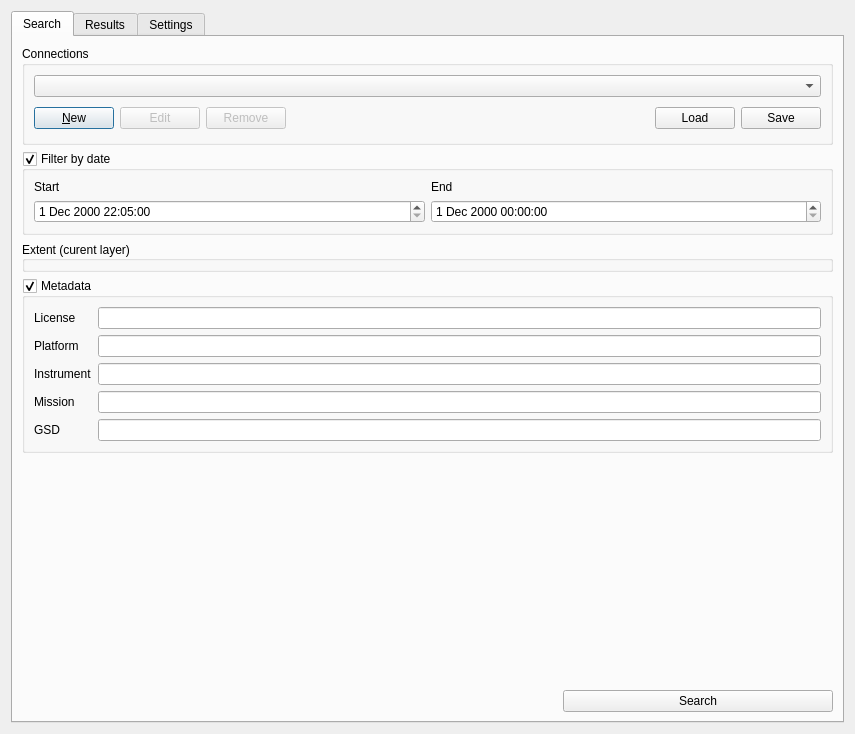
Old version of the form src/qgis_stac/ui/qgis_stac_widget.ui in the repository stac-utils/qgis-stac-plugin.
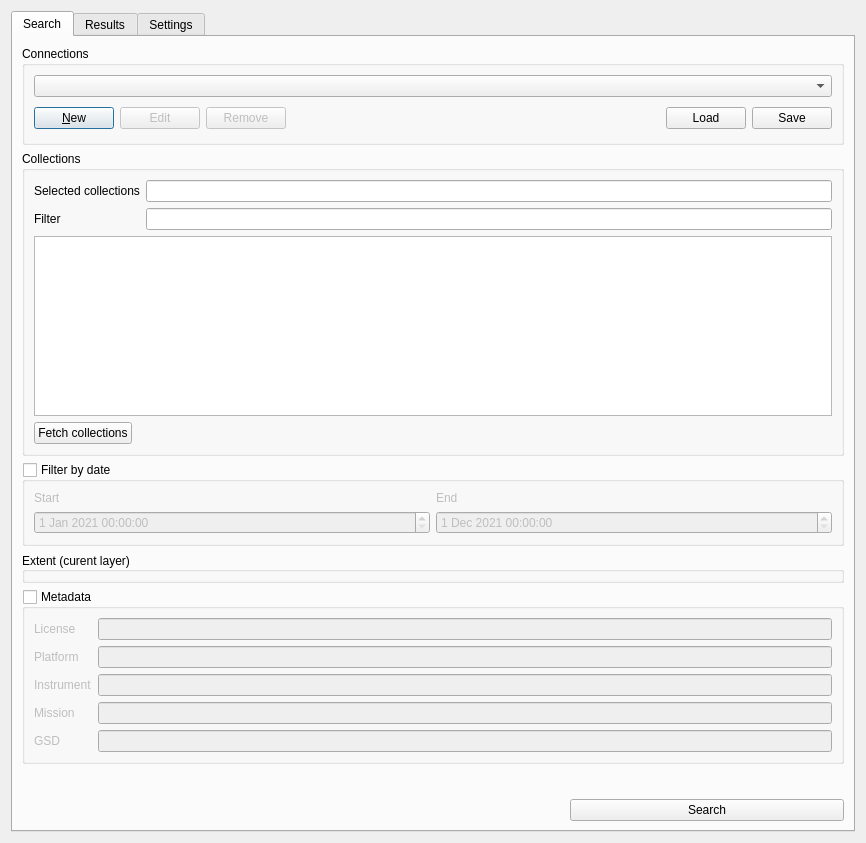
New version of the form. The open tabs and pages were chosen to show the change. Custom widgets are drawn as their Qt base class.

Commit message: now using QTreeView instead of QTreeWidget to load collections and STAC items

What changed in the file:
```diff
--- a/src/qgis_stac/ui/qgis_stac_widget.ui
+++ b/src/qgis_stac/ui/qgis_stac_widget.ui
@@ -6,8 +6,8 @@
    <rect>
     <x>0</x>
     <y>0</y>
-    <width>855</width>
-    <height>734</height>
+    <width>866</width>
+    <height>843</height>
    </rect>
   </property>
   <property name="font">
@@ -130,6 +130,92 @@
          </layout>
         </widget>
        </item>
+       <item>
+        <widget class="QgsCollapsibleGroupBox" name="collections_group_box">
+         <property name="title">
+          <string>Collections</string>
+         </property>
+         <property name="collapsed">
+          <bool>false</bool>
+         </property>
+         <layout class="QVBoxLayout" name="verticalLayout_10">
+          <item>
+           <layout class="QGridLayout" name="gridLayout_4">
+            <item row="0" column="1">
+             <widget class="QLineEdit" name="selected_collections"/>
+            </item>
+            <item row="0" column="0">
+             <widget class="QLabel" name="label">
+              <property name="text">
+               <string>Selected collections</string>
+              </property>
+             </widget>
+            </item>
+            <item row="4" column="0">
+             <widget class="QLabel" name="label_2">
+              <property name="text">
+               <string>Filter </string>
+              </property>
+             </widget>
+            </item>
+            <item row="4" column="1">
+             <widget class="QLineEdit" name="filter_text"/>
+            </item>
+           </layout>
+          </item>
+          <item>
+           <layout class="QVBoxLayout" name="verticalLayout_5">
+            <item>
+             <widget class="QTreeView" name="collections_tree">
+              <property name="editTriggers">
+               <set>QAbstractItemView::NoEditTriggers</set>
+              </property>
+              <property name="selectionMode">
+               <enum>QAbstractItemView::MultiSelection</enum>
+              </property>
+              <property name="indentation">
+               <number>5</number>
+              </property>
+              <property name="sortingEnabled">
+               <bool>true</bool>
+              </property>
+              <property name="allColumnsShowFocus">
+               <bool>true</bool>
+              </property>
+              <property name="wordWrap">
+               <bool>true</bool>
+              </property>
+             </widget>
+            </item>
+           </layout>
+          </item>
+          <item>
+           <layout class="QHBoxLayout" name="horizontalLayout_3">
+            <item>
+             <widget class="QPushButton" name="fetch_collections_btn">
+              <property name="text">
+               <string>Fetch collections</string>
+              </property>
+             </widget>
+            </item>
+            <item>
+             <spacer name="horizontalSpacer_5">
+              <property name="orientation">
+               <enum>Qt::Horizontal</enum>
+              </property>
+              <property name="sizeHint" stdset="0">
+               <size>
+                <width>40</width>
+                <height>20</height>
+               </size>
+              </property>
+             </spacer>
+            </item>
+           </layout>
+          </item>
+         </layout>
+        </widget>
+       </item>
        <item>
         <widget class="QgsCollapsibleGroupBox" name="date_filter_group">
          <property name="title">
@@ -138,6 +224,9 @@
          <property name="checkable">
           <bool>true</bool>
          </property>
+         <property name="checked">
+          <bool>false</bool>
+         </property>
          <property name="collapsed">
           <bool>false</bool>
          </property>
@@ -156,31 +245,41 @@
             </property>
            </widget>
           </item>
-          <item row="1" column="0">
-           <widget class="QgsDateTimeEdit" name="start_dte">
-            <property name="dateTime">
-             <datetime>
-              <hour>22</hour>
-              <minute>5</minute>
-              <second>0</second>
-              <year>2000</year>
-              <month>12</month>
-              <day>1</day>
-             </datetime>
-            </property>
-           </widget>
-          </item>
           <item row="1" column="1">
            <widget class="QgsDateTimeEdit" name="end_dte">
+            <property name="dateTime">
+             <datetime>
+              <hour>0</hour>
+              <minute>0</minute>
+              <second>0</second>
+              <year>2021</year>
+              <month>12</month>
+              <day>1</day>
+             </datetime>
+            </property>
             <property name="date">
              <date>
-              <year>2000</year>
+              <year>2021</year>
               <month>12</month>
               <day>1</day>
              </date>
             </property>
            </widget>
           </item>
+          <item row="1" column="0">
+           <widget class="QgsDateTimeEdit" name="start_dte">
+            <property name="dateTime">
+             <datetime>
+              <hour>0</hour>
+              <minute>0</minute>
+              <second>0</second>
+              <year>2021</year>
+              <month>1</month>
+              <day>1</day>
+             </datetime>
+            </property>
+           </widget>
+          </item>
          </layout>
         </widget>
        </item>
@@ -205,7 +304,10 @@
           <set>Qt::AlignLeading|Qt::AlignLeft|Qt::AlignVCenter</set>
          </property>
          <property name="flat">
-          <bool>false</bool>
+          <bool>true</bool>
+         </property>
+         <property name="collapsed">
+          <bool>true</bool>
          </property>
         </widget>
        </item>
@@ -217,7 +319,7 @@
          <property name="checkable">
           <bool>true</bool>
          </property>
-         <property name="collapsed">
+         <property name="checked">
           <bool>false</bool>
          </property>
          <layout class="QGridLayout" name="gridLayout">
```
Left out of the diff: 102 changed lines with no effect on the pictures. Lines whose indentation alone changed are shown as unchanged.
